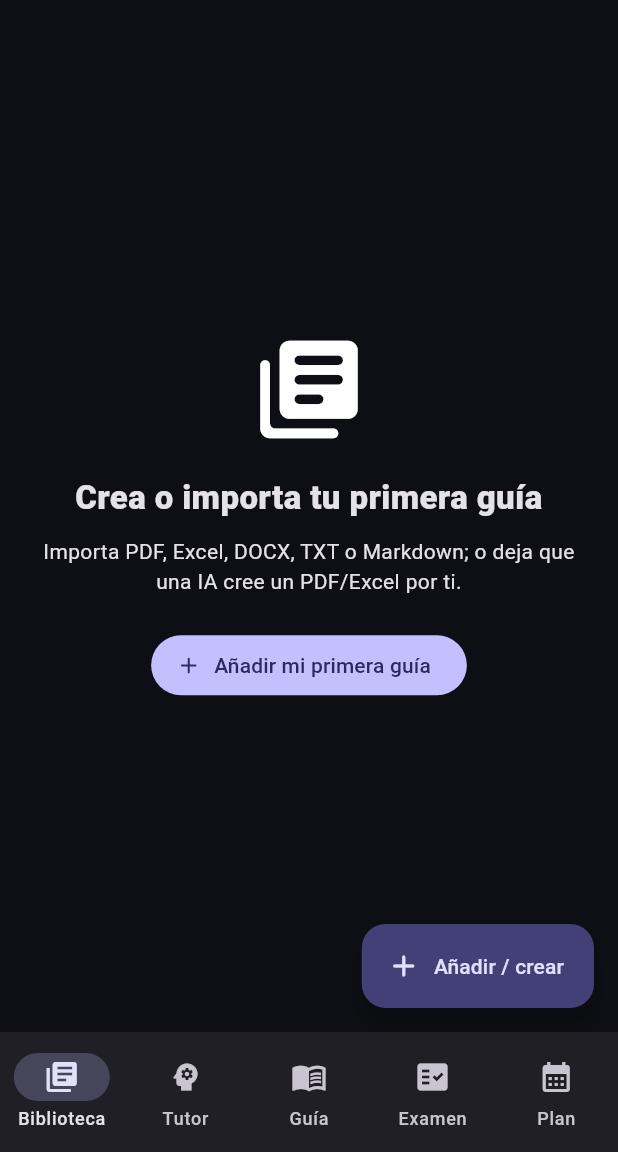
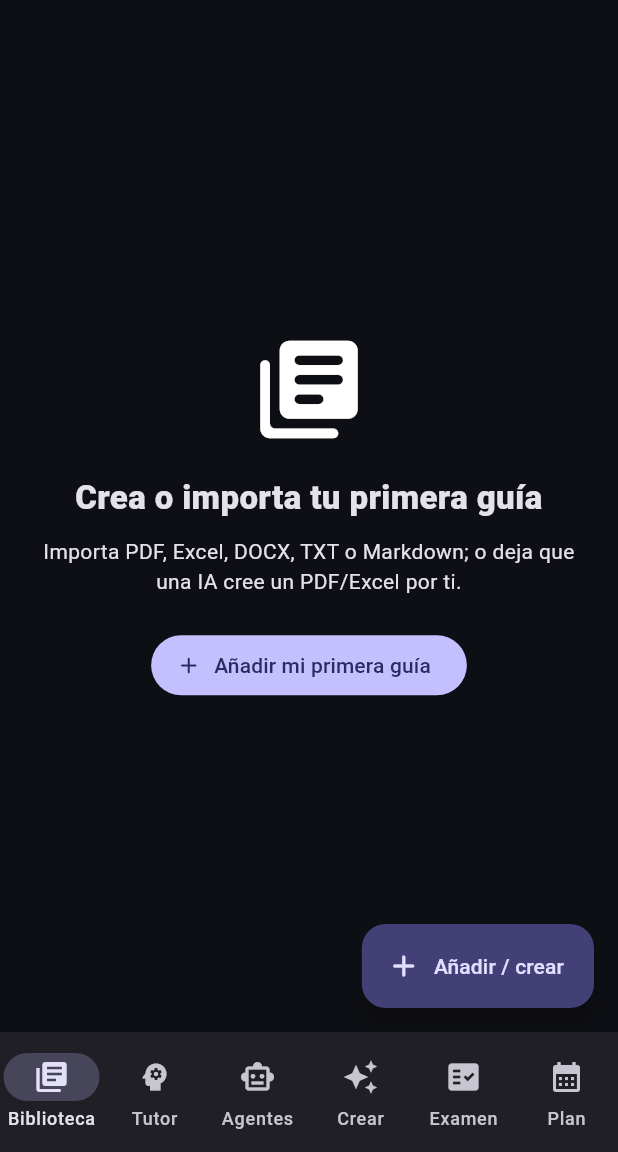
Before and after one commit to angeljo0801/ESTUDIO, a Flutter app: the screen it shows after launch, on a phone screen of 412 x 824 dp, the part 84-1236 px from its top. Run offline on Flutter 3.47's test engine with Material 3 defaults, Android fonts, the light colour scheme and no system bars; our stand-ins replace file_picker, shared_preferences; missing offline and left inert: android_file_picker, excel, fcllama, flutter_file_dialog, pdfrx.

Commit message:
Add Agents and AI file creator to Memora navigation

```diff
--- a/memora_upgrade/lib/app_shell.dart
+++ b/memora_upgrade/lib/app_shell.dart
@@ -1,35 +1,48 @@
 import 'package:flutter/material.dart';
+
+import 'agent_page.dart';
+import 'daily_exam_page.dart';
+import 'guide_creator_page.dart';
 import 'guide_store.dart';
 import 'home_page.dart';
+import 'study_plan_page.dart';
 import 'tutor_page.dart';
-import 'study_plan_page.dart';
-import 'daily_exam_page.dart';
-import 'ai_study_guide_page.dart';
 
 class AppShell extends StatefulWidget {
   const AppShell({super.key, required this.store});
   final GuideStore store;
-  @override State<AppShell> createState()=>_AppShellState();
+
+  @override
+  State<AppShell> createState() => _AppShellState();
 }
-class _AppShellState extends State<AppShell>{
-  int i=0;
-  @override Widget build(BuildContext context)=>Scaffold(
-    body:IndexedStack(index:i,children:[
-      HomePage(store:widget.store),
-      TutorPage(store:widget.store),
-      AiStudyGuidePage(store:widget.store),
-      DailyExamPage(store:widget.store),
-      StudyPlanPage(store:widget.store),
-    ]),
-    bottomNavigationBar:NavigationBar(
-      selectedIndex:i,onDestinationSelected:(v)=>setState(()=>i=v),
-      destinations:const [
-        NavigationDestination(icon:Icon(Icons.library_books),label:'Biblioteca'),
-        NavigationDestination(icon:Icon(Icons.psychology),label:'Tutor'),
-        NavigationDestination(icon:Icon(Icons.menu_book),label:'Guía'),
-        NavigationDestination(icon:Icon(Icons.fact_check),label:'Examen'),
-        NavigationDestination(icon:Icon(Icons.calendar_month),label:'Plan'),
-      ],
-    ),
-  );
+
+class _AppShellState extends State<AppShell> {
+  int i = 0;
+
+  @override
+  Widget build(BuildContext context) => Scaffold(
+        body: IndexedStack(
+          index: i,
+          children: [
+            HomePage(store: widget.store),
+            TutorPage(store: widget.store),
+            AgentPage(store: widget.store),
+            GuideCreatorPage(store: widget.store),
+            DailyExamPage(store: widget.store),
+            StudyPlanPage(store: widget.store),
+          ],
+        ),
+        bottomNavigationBar: NavigationBar(
+          selectedIndex: i,
+          onDestinationSelected: (v) => setState(() => i = v),
+          destinations: const [
+            NavigationDestination(icon: Icon(Icons.library_books), label: 'Biblioteca'),
+            NavigationDestination(icon: Icon(Icons.psychology), label: 'Tutor'),
+            NavigationDestination(icon: Icon(Icons.smart_toy_outlined), label: 'Agentes'),
+            NavigationDestination(icon: Icon(Icons.auto_awesome), label: 'Crear'),
+            NavigationDestination(icon: Icon(Icons.fact_check), label: 'Examen'),
+            NavigationDestination(icon: Icon(Icons.calendar_month), label: 'Plan'),
+          ],
+        ),
+      );
 }
```
